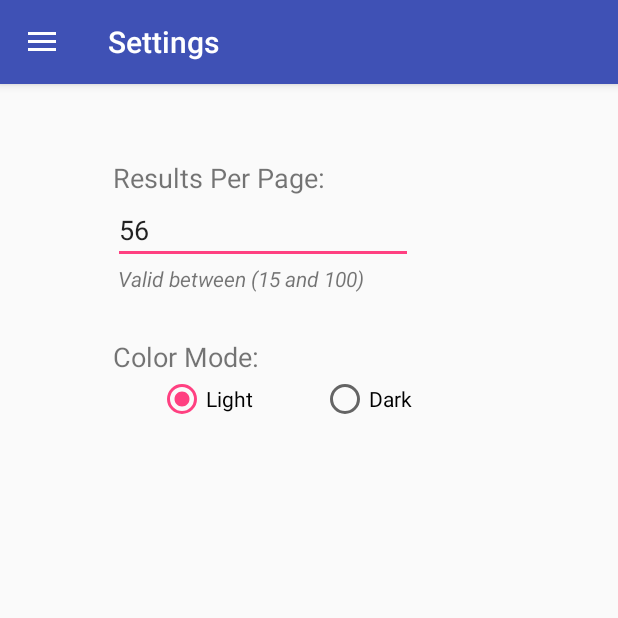
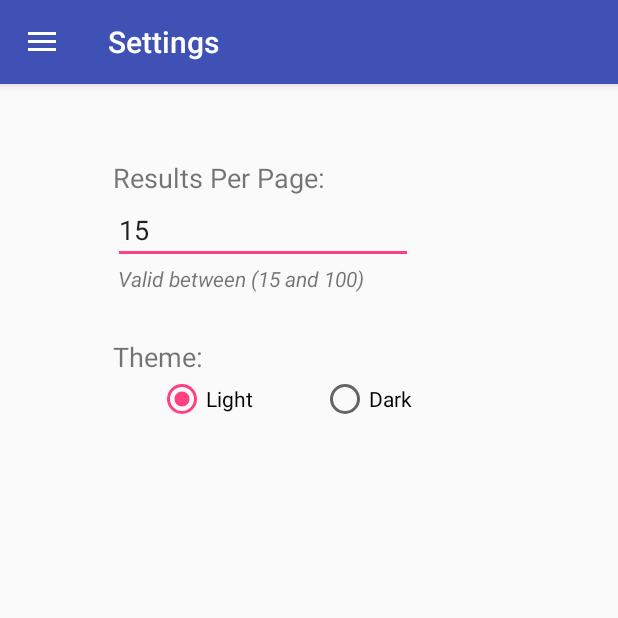
Before and after one commit to kanners/TurtleSearch, an Android app: the screen it shows after launch (MainActivity), after a tap on "Settings", on a phone screen of 412 x 824 dp, the top half of it. Run offline under Robolectric (Android 15) with nearby library versions, the phone set to English and light mode, and no system bars; 1 other tap on this screen came first.

Commit message:
Settings now saved to a database, and can be altered and saved.

```diff
--- a/app/src/main/java/midatlandroid/final_project/FragmentSettings.java
+++ b/app/src/main/java/midatlandroid/final_project/FragmentSettings.java
@@ -1,13 +1,17 @@
 package midatlandroid.final_project;
 
-
+import android.content.Context;
+import android.database.Cursor;
+import android.database.sqlite.SQLiteDatabase;
 import android.os.Bundle;
 import android.app.Fragment;
 import android.view.LayoutInflater;
 import android.view.View;
 import android.view.ViewGroup;
+import android.widget.Button;
 import android.widget.RadioButton;
 import android.widget.TextView;
+import android.widget.Toast;
 
 import midatlandroid.final_project.R;
 
@@ -25,17 +29,29 @@ public class FragmentSettings extends Fragment {
     @Override
     public View onCreateView(LayoutInflater inflater, ViewGroup container,
                              Bundle savedInstanceState) {
-        View v = inflater.inflate(R.layout.fragment_settings, container, false);
+        final View view = inflater.inflate(R.layout.fragment_settings, container, false);
 
-        //max value set from database
-        //light mode set from database
-        String results = "56";
-        boolean colorLight = true;
+        // Open the database
+        String path = "/data/data/" + getActivity().getPackageName() + "/turtle_search.db";
+        SQLiteDatabase db = SQLiteDatabase.openOrCreateDatabase(path, null);
+
+        // Gather existing information from the database
+        String[] settingsCols = {"results","theme"};
+        Cursor cursor = db.query("Settings", settingsCols, null, null, null, null, null);
+        int dbResults = 0, dbTheme = 0;
+        while (cursor.moveToNext()) {
+            dbResults = cursor.getInt(cursor.getColumnIndex("results"));
+            dbTheme = cursor.getInt(cursor.getColumnIndex("theme"));
+        }
+
+        // Convert the database settings for the program to display
+        boolean colorLight = (dbTheme == 1) ? true : false;
+        String results = Integer.toString(dbResults);
 
         // Assign the different fields to variables
-        TextView max = (TextView) v.findViewById(R.id.resultsPerPage);
-        RadioButton light = (RadioButton) v.findViewById(R.id.radioLight);
-        RadioButton dark = (RadioButton) v.findViewById(R.id.radioDark);
+        TextView max = (TextView) view.findViewById(R.id.resultsPerPage);
+        RadioButton light = (RadioButton) view.findViewById(R.id.radioLight);
+        RadioButton dark = (RadioButton) view.findViewById(R.id.radioDark);
 
         // Assign values to the fields from the database
         max.setText(results);
@@ -45,10 +61,51 @@ public class FragmentSettings extends Fragment {
             dark.toggle();
         }
 
+        // Apply button
+        Button apply = (Button) view.findViewById(R.id.settingsApply);
+        apply.setOnClickListener(new View.OnClickListener() {
+            @Override
+            public void onClick(View v) {
+                // Toast info
+                Context context = getActivity().getApplicationContext();
+                int duration = Toast.LENGTH_SHORT;
+                Toast toast;
 
+                TextView results = (TextView) view.findViewById(R.id.resultsPerPage);
+                RadioButton light = (RadioButton) view.findViewById(R.id.radioLight);
+                int themeToApply = (light.isEnabled()) ? 1 : 0;
 
+                String resultsText = results.getText().toString().trim();
 
-        return v;
+                if (resultsText.equals("")) {
+                    toast = Toast.makeText(context, "Results cannot be empty", duration);
+                    toast.show();
+                    return;
+                }
+
+                int resultsToApply = Integer.parseInt(resultsText);
+
+                if (resultsToApply < 15 || resultsToApply > 100) {
+                    toast = Toast.makeText(context, "Invalid range for results", duration);
+                    toast.show();
+                    return;
+                }
+
+                // Database opening, updating and closing
+                String path = "/data/data/" + getActivity().getPackageName() + "/turtle_search.db";
+                SQLiteDatabase db = SQLiteDatabase.openOrCreateDatabase(path, null);
+                String sqlUpdate = String.format("UPDATE Settings SET theme = %d, results = %d where id == 1;", themeToApply, resultsToApply);
+                db.execSQL(sqlUpdate);
+                db.close();
+
+                toast = Toast.makeText(context, "Settings applied", duration);
+                toast.show();
+            }
+        });
+
+        // Close the database
+        db.close();
+        return view;
     }
 
 }
--- a/app/src/main/java/midatlandroid/final_project/MainActivity.java
+++ b/app/src/main/java/midatlandroid/final_project/MainActivity.java
@@ -3,6 +3,8 @@ package midatlandroid.final_project;
 import android.app.Fragment;
 import android.app.FragmentManager;
 import android.content.res.Resources;
+import android.database.Cursor;
+import android.database.sqlite.SQLiteDatabase;
 import android.support.v4.widget.DrawerLayout;
 import android.support.v7.app.ActionBarDrawerToggle;
 import android.support.v7.app.AppCompatActivity;
@@ -25,6 +27,25 @@ public class MainActivity extends AppCompatActivity {
     protected void onCreate(Bundle savedInstanceState) {
         super.onCreate(savedInstanceState);
         setContentView(R.layout.activity_main);
+
+        // Initialize the database or open it if it exists
+        String path = "/data/data/" + getPackageName() + "/turtle_search.db";
+        SQLiteDatabase db = SQLiteDatabase.openOrCreateDatabase(path, null);
+
+        // Add a settings table if it doesn't exist
+        db.execSQL("CREATE TABLE IF NOT EXISTS Settings(id INTEGER PRIMARY KEY AUTOINCREMENT, results INTEGER, theme INTEGER);");
+        // Check to see if the settings table is empty
+        String[] settingsCols = {"results","theme"};
+        Cursor cursor = db.query("Settings", settingsCols, null, null, null, null, null);
+        if (cursor.getCount() == 0) {
+            // If it is empty, add default values
+            db.execSQL("INSERT INTO Settings (results, theme) VALUES (15,1);");
+        }
+
+        // Close the database
+        db.close();
+
+
 
         drawerLayout = (DrawerLayout) findViewById(R.id.drawer_layout);
         drawerListView = (ListView) findViewById(R.id.left_drawer);
--- a/app/src/main/res/layout/fragment_settings.xml
+++ b/app/src/main/res/layout/fragment_settings.xml
@@ -36,7 +36,7 @@
         <TextView
             android:layout_width="wrap_content"
             android:layout_height="wrap_content"
-            android:text="Color Mode:"
+            android:text="Theme:"
             android:textSize="18sp" />
 
         <RadioGroup
```
